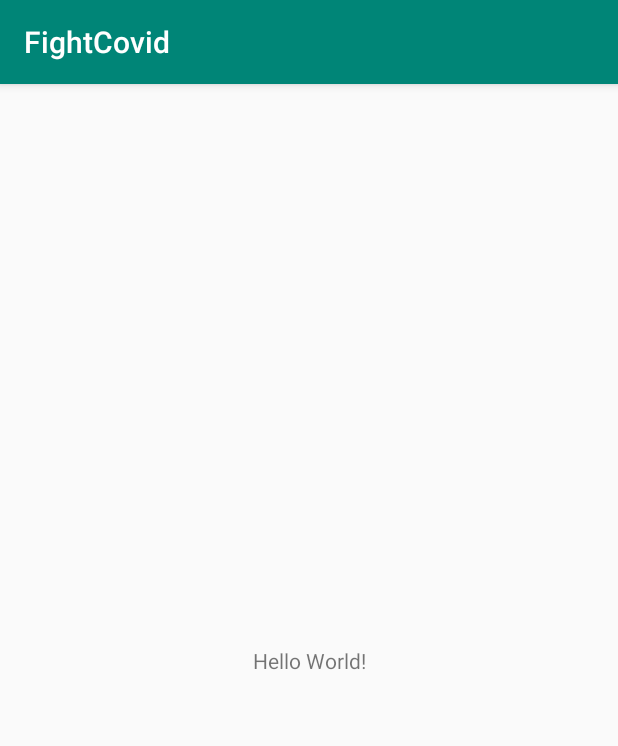
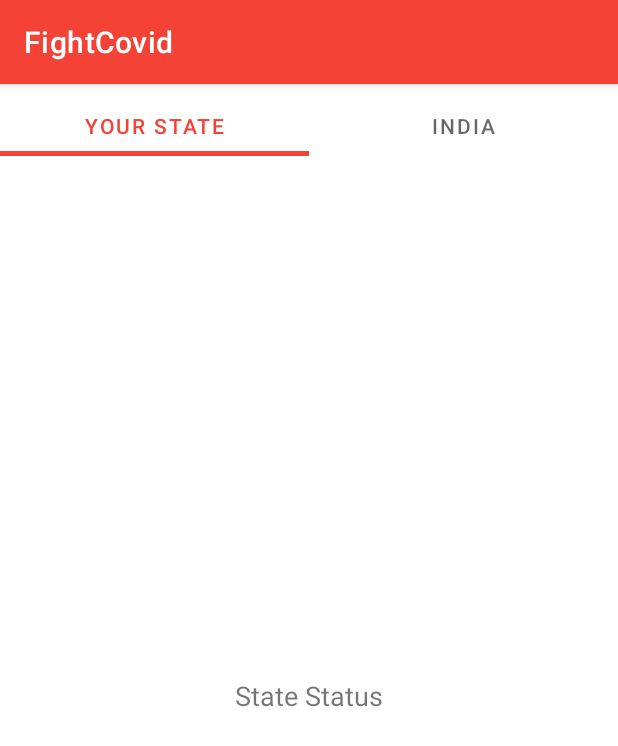
Before and after one commit to Umair-Syed/FightCovid, an Android app: the screen it shows after launch (MainActivity), on a phone screen of 412 x 824 dp. Shown: the top 746 px of the screen. Run offline under Robolectric (Android 15) with nearby library versions, the phone set to English and light mode, and no system bars.

Commit message:
Add ViewPager2, PagerAdapter, TabLayout

```diff
--- a/app/build.gradle
+++ b/app/build.gradle
@@ -23,7 +23,10 @@
     implementation fileTree(dir: 'libs', include: ['*.jar'])
     implementation 'androidx.appcompat:appcompat:1.1.0'
     implementation 'androidx.constraintlayout:constraintlayout:1.1.3'
+    implementation 'androidx.legacy:legacy-support-v4:1.0.0'
     testImplementation 'junit:junit:4.12'
     androidTestImplementation 'androidx.test.ext:junit:1.1.1'
     androidTestImplementation 'androidx.test.espresso:espresso-core:3.2.0'
+    implementation 'androidx.viewpager2:viewpager2:1.0.0'
+    implementation 'com.google.android.material:material:1.2.0-alpha05'
 }
--- /dev/null
+++ b/app/src/main/java/com/skapps/android/fightcovid/CountryFragment.java
@@ -0,0 +1,31 @@
+package com.skapps.android.fightcovid;
+
+
+import android.os.Bundle;
+
+import androidx.fragment.app.Fragment;
+
+import android.view.LayoutInflater;
+import android.view.View;
+import android.view.ViewGroup;
+
+
+/**
+ * A simple {@link Fragment} subclass.
+ */
+public class CountryFragment extends Fragment {
+
+
+    public CountryFragment() {
+        // Required empty public constructor
+    }
+
+
+    @Override
+    public View onCreateView(LayoutInflater inflater, ViewGroup container,
+                             Bundle savedInstanceState) {
+        // Inflate the layout for this fragment
+        return inflater.inflate(R.layout.fragment_country, container, false);
+    }
+
+}
--- a/app/src/main/java/com/skapps/android/fightcovid/MainActivity.java
+++ b/app/src/main/java/com/skapps/android/fightcovid/MainActivity.java
@@ -1,8 +1,15 @@
 package com.skapps.android.fightcovid;
 
+import androidx.annotation.NonNull;
 import androidx.appcompat.app.AppCompatActivity;
+import androidx.viewpager2.widget.ViewPager2;
 
 import android.os.Bundle;
+
+import com.google.android.material.tabs.TabLayout;
+import com.google.android.material.tabs.TabLayoutMediator;
+
+import java.util.ArrayList;
 
 public class MainActivity extends AppCompatActivity {
 
@@ -10,5 +17,22 @@
     protected void onCreate(Bundle savedInstanceState) {
         super.onCreate(savedInstanceState);
         setContentView(R.layout.activity_main);
+
+        ViewPager2 viewPager2 = findViewById(R.id.viewPager);
+        viewPager2.setAdapter(new PagerAdapter(this));
+
+        TabLayout tabLayout = findViewById(R.id.tabLayout);
+        TabLayoutMediator tabLayoutMediator = new TabLayoutMediator(tabLayout, viewPager2, new TabLayoutMediator.TabConfigurationStrategy() {
+            @Override
+            public void onConfigureTab(@NonNull TabLayout.Tab tab, int position) {
+
+                if(position == 1){
+                    tab.setText("India");
+                }else{
+                    tab.setText("Your State");
+                }
+            }
+        });
+        tabLayoutMediator.attach();
     }
 }
--- /dev/null
+++ b/app/src/main/java/com/skapps/android/fightcovid/PagerAdapter.java
@@ -0,0 +1,31 @@
+package com.skapps.android.fightcovid;
+
+import androidx.annotation.NonNull;
+import androidx.fragment.app.Fragment;
+import androidx.fragment.app.FragmentActivity;
+import androidx.viewpager2.adapter.FragmentStateAdapter;
+
+/**
+ * Created by Syed Umair on 31/03/2020.
+ */
+public class PagerAdapter extends FragmentStateAdapter {
+
+    public PagerAdapter(@NonNull FragmentActivity fragmentActivity) {
+        super(fragmentActivity);
+    }
+
+    @NonNull
+    @Override
+    public Fragment createFragment(int position) {
+
+        if (position == 1) {
+            return new CountryFragment();
+        }
+        return new StateFragment();
+    }
+
+    @Override
+    public int getItemCount() {
+        return 2;
+    }
+}
--- /dev/null
+++ b/app/src/main/java/com/skapps/android/fightcovid/StateFragment.java
@@ -0,0 +1,31 @@
+package com.skapps.android.fightcovid;
+
+
+import android.os.Bundle;
+
+import androidx.fragment.app.Fragment;
+
+import android.view.LayoutInflater;
+import android.view.View;
+import android.view.ViewGroup;
+
+
+/**
+ * A simple {@link Fragment} subclass.
+ */
+public class StateFragment extends Fragment {
+
+
+    public StateFragment() {
+        // Required empty public constructor
+    }
+
+
+    @Override
+    public View onCreateView(LayoutInflater inflater, ViewGroup container,
+                             Bundle savedInstanceState) {
+        // Inflate the layout for this fragment
+        return inflater.inflate(R.layout.fragment_state, container, false);
+    }
+
+}
--- a/app/src/main/res/layout/activity_main.xml
+++ b/app/src/main/res/layout/activity_main.xml
@@ -6,13 +6,28 @@
     android:layout_height="match_parent"
     tools:context=".MainActivity">
 
-    <TextView
-        android:layout_width="wrap_content"
+    <View
+        android:layout_width="match_parent"
+        android:layout_height="3dp"
+        android:background="@android:color/white"
+        app:layout_constraintBottom_toBottomOf="@+id/tabLayout"/>
+
+    <com.google.android.material.tabs.TabLayout
+        android:id="@+id/tabLayout"
+        android:layout_width="match_parent"
         android:layout_height="wrap_content"
-        android:text="Hello World!"
+        android:background="@android:color/transparent"
+        app:layout_constraintTop_toTopOf="parent"
+        app:tabIndicatorHeight="3dp"
+        app:tabMode="fixed"
+        app:tabPaddingBottom="8dp"
+        app:tabPaddingTop="15dp" />
+
+    <androidx.viewpager2.widget.ViewPager2
+        android:id="@+id/viewPager"
+        android:layout_width="match_parent"
+        android:layout_height="0dp"
         app:layout_constraintBottom_toBottomOf="parent"
-        app:layout_constraintLeft_toLeftOf="parent"
-        app:layout_constraintRight_toRightOf="parent"
-        app:layout_constraintTop_toTopOf="parent" />
+        app:layout_constraintTop_toBottomOf="@+id/tabLayout"/>
 
 </androidx.constraintlayout.widget.ConstraintLayout>
--- /dev/null
+++ b/app/src/main/res/layout/fragment_country.xml
@@ -0,0 +1,15 @@
+<?xml version="1.0" encoding="utf-8"?>
+<FrameLayout xmlns:android="http://schemas.android.com/apk/res/android"
+    xmlns:tools="http://schemas.android.com/tools"
+    android:layout_width="match_parent"
+    android:layout_height="match_parent"
+    tools:context=".CountryFragment">
+
+    <TextView
+        android:layout_width="wrap_content"
+        android:layout_height="wrap_content"
+        android:layout_gravity="center"
+        android:text="Country Status"
+        android:textSize="18sp"/>
+
+</FrameLayout>
--- /dev/null
+++ b/app/src/main/res/layout/fragment_state.xml
@@ -0,0 +1,15 @@
+<?xml version="1.0" encoding="utf-8"?>
+<FrameLayout xmlns:android="http://schemas.android.com/apk/res/android"
+    xmlns:tools="http://schemas.android.com/tools"
+    android:layout_width="match_parent"
+    android:layout_height="match_parent"
+    tools:context=".StateFragment">
+
+    <TextView
+        android:layout_width="wrap_content"
+        android:layout_height="wrap_content"
+        android:layout_gravity="center"
+        android:text="State Status"
+        android:textSize="18sp"/>
+
+</FrameLayout>
--- a/app/src/main/res/values/colors.xml
+++ b/app/src/main/res/values/colors.xml
@@ -1,6 +1,6 @@
 <?xml version="1.0" encoding="utf-8"?>
 <resources>
-    <color name="colorPrimary">#008577</color>
-    <color name="colorPrimaryDark">#00574B</color>
-    <color name="colorAccent">#D81B60</color>
+    <color name="colorPrimary">#F44336</color>
+    <color name="colorPrimaryDark">#D32F2F</color>
+    <color name="colorAccent">#448AFF</color>
 </resources>
--- a/app/src/main/res/values/strings.xml
+++ b/app/src/main/res/values/strings.xml
@@ -1,3 +1,6 @@
 <resources>
     <string name="app_name">FightCovid</string>
+
+    <!-- TODO: Remove or change this placeholder text -->
+    <string name="hello_blank_fragment">Hello blank fragment</string>
 </resources>
--- a/app/src/main/res/values/styles.xml
+++ b/app/src/main/res/values/styles.xml
@@ -1,7 +1,7 @@
 <resources>
 
     <!-- Base application theme. -->
-    <style name="AppTheme" parent="Theme.AppCompat.Light.DarkActionBar">
+    <style name="AppTheme" parent="Theme.MaterialComponents.Light.DarkActionBar">
         <!-- Customize your theme here. -->
         <item name="colorPrimary">@color/colorPrimary</item>
         <item name="colorPrimaryDark">@color/colorPrimaryDark</item>
```
